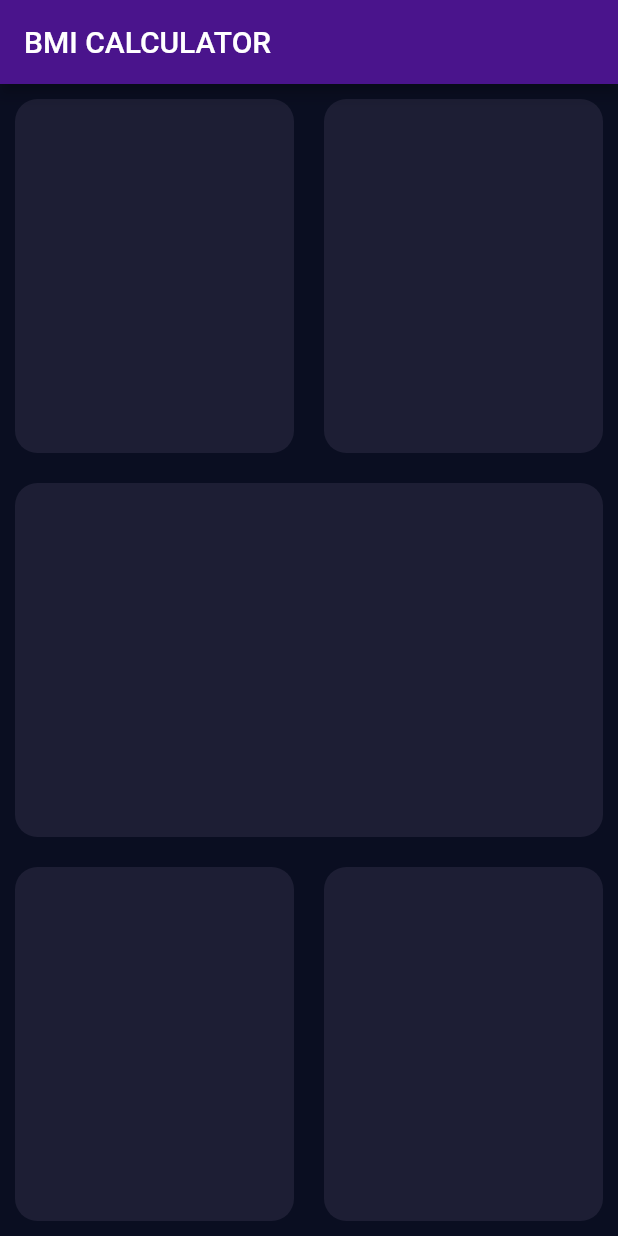
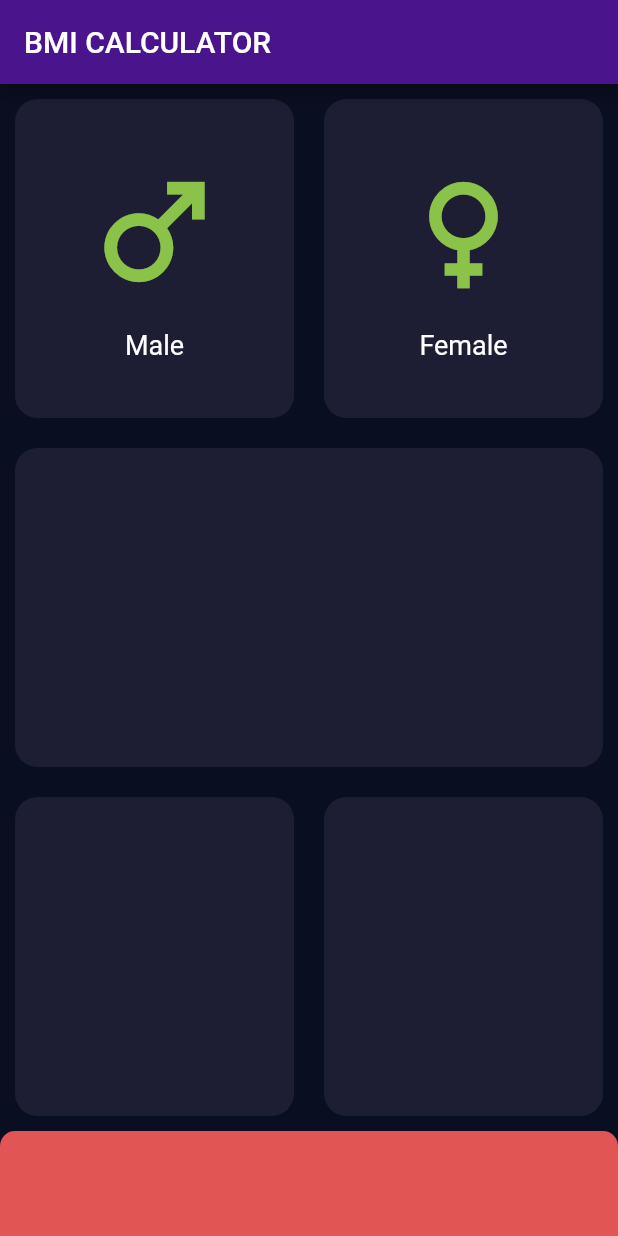
Before and after one commit to miikhaaeel/BMI-calculator, a Flutter app: the screen it shows after launch, on a phone screen of 412 x 824 dp. Run offline on Flutter 3.47's test engine with Material 2 defaults, Android fonts, the phone set to English and light mode, and no system bars.

Commit message:
created new files

```diff
--- /dev/null
+++ b/lib/components/constants.dart
@@ -0,0 +1,6 @@
+import 'package:flutter/material.dart';
+
+const kInactiveCardColour = Color(0xFF1D1E34);
+const kActiveCardColour = Colors.grey;
+const kBottomContainerColour = Color(0xFFE15555);
+const kBottomContainerHeight = 70.0;
--- /dev/null
+++ b/lib/components/icon_content.dart
@@ -0,0 +1,31 @@
+import 'package:flutter/material.dart';
+
+class IconContent extends StatelessWidget {
+  final IconData gender;
+  final String icontext;
+
+  IconContent({required this.gender, required this.icontext});
+
+  @override
+  Widget build(BuildContext context) {
+    return Column(
+      mainAxisAlignment: MainAxisAlignment.center,
+      children: [
+        Icon(
+          gender,
+          size: 100,
+          color: Colors.lightGreen,
+        ),
+        SizedBox(
+          height: 15,
+        ),
+        Text(
+          icontext,
+          style: TextStyle(
+            fontSize: 18,
+          ),
+        ),
+      ],
+    );
+  }
+}
--- a/lib/components/reusable_card.dart
+++ b/lib/components/reusable_card.dart
@@ -2,7 +2,8 @@ import 'package:flutter/material.dart';
 
 class ReusableCard extends StatelessWidget {
   final Color color;
-  ReusableCard({required this.color});
+  final Widget? child;
+  ReusableCard({required this.color, this.child});
 
   @override
   Widget build(BuildContext context) {
@@ -10,7 +11,9 @@ class ReusableCard extends StatelessWidget {
       child: Padding(
         padding: const EdgeInsets.all(10.0),
         child: Container(
+          child: child,
           decoration: BoxDecoration(
+
             color: color,
             borderRadius: BorderRadius.circular(15),
           ),
--- a/lib/input_page.dart
+++ b/lib/input_page.dart
@@ -1,5 +1,6 @@
 import 'package:flutter/material.dart';
-
+import 'components/constants.dart';
+import 'components/icon_content.dart';
 import 'components/reusable_card.dart';
 
 class InputPage extends StatefulWidget {
@@ -8,6 +9,8 @@ class InputPage extends StatefulWidget {
 }
 
 class _InputPageState extends State<InputPage> {
+  Color maleCardColor = kInactiveCardColour;
+  Color femaleCardColor = kInactiveCardColour;
   @override
   Widget build(BuildContext context) {
     return Scaffold(
@@ -20,10 +23,34 @@ class _InputPageState extends State<InputPage> {
             child: Row(
               children: [
                 ReusableCard(
-                  color: Color(0xFF1D1E34),
+                  color: maleCardColor,
+                  child: GestureDetector(
+                    onTap: () {
+                       setState(() {
+                        maleCardColor = kActiveCardColour;
+                        femaleCardColor = kInactiveCardColour;
+                      });
+                    },
+                    child: IconContent(
+                      gender: Icons.male,
+                      icontext: 'Male',
+                    ),
+                  ),
                 ),
                 ReusableCard(
-                  color: Color(0xFF1D1E34),
+                  color: femaleCardColor,
+                  child: GestureDetector(
+                    onTap: () {
+                      setState(() {
+                        femaleCardColor = kActiveCardColour;
+                        maleCardColor = kInactiveCardColour;
+                      });
+                    },
+                    child: IconContent(
+                      icontext: 'Female',
+                      gender: Icons.female,
+                    ),
+                  ),
                 ),
               ],
             ),
@@ -32,7 +59,8 @@ class _InputPageState extends State<InputPage> {
             child: Row(
               children: [
                 ReusableCard(
-                  color: Color(0xFF1D1E34),
+                  child: Column(),
+                  color: kInactiveCardColour,
                 ),
               ],
             ),
@@ -41,14 +69,24 @@ class _InputPageState extends State<InputPage> {
             child: Row(
               children: [
                 ReusableCard(
-                  color: Color(0xFF1D1E34),
+                  color: kInactiveCardColour,
                 ),
                 ReusableCard(
-                  color: Color(0xFF1D1E34),
+                  color: kInactiveCardColour,
                 ),
               ],
             ),
           ),
+          Container(
+            height: kBottomContainerHeight,
+            width: double.infinity,
+            decoration: BoxDecoration(
+                color: kBottomContainerColour,
+                borderRadius: BorderRadius.only(
+                  topLeft: Radius.circular(10),
+                  topRight: Radius.circular(10),
+                )),
+          )
         ],
       ),
     );
--- a/lib/main.dart
+++ b/lib/main.dart
@@ -12,7 +12,9 @@ class BMICalculator extends StatelessWidget {
         scaffoldBackgroundColor: Color(0XFF0A0E21),
         accentColor: Colors.purple[900],
         textTheme: TextTheme(
-          bodyText2: TextStyle(color: Colors.yellow),
+          bodyText2: TextStyle(
+            color: Colors.white,
+          ),
         ),
       ),
       home: InputPage(),
```
